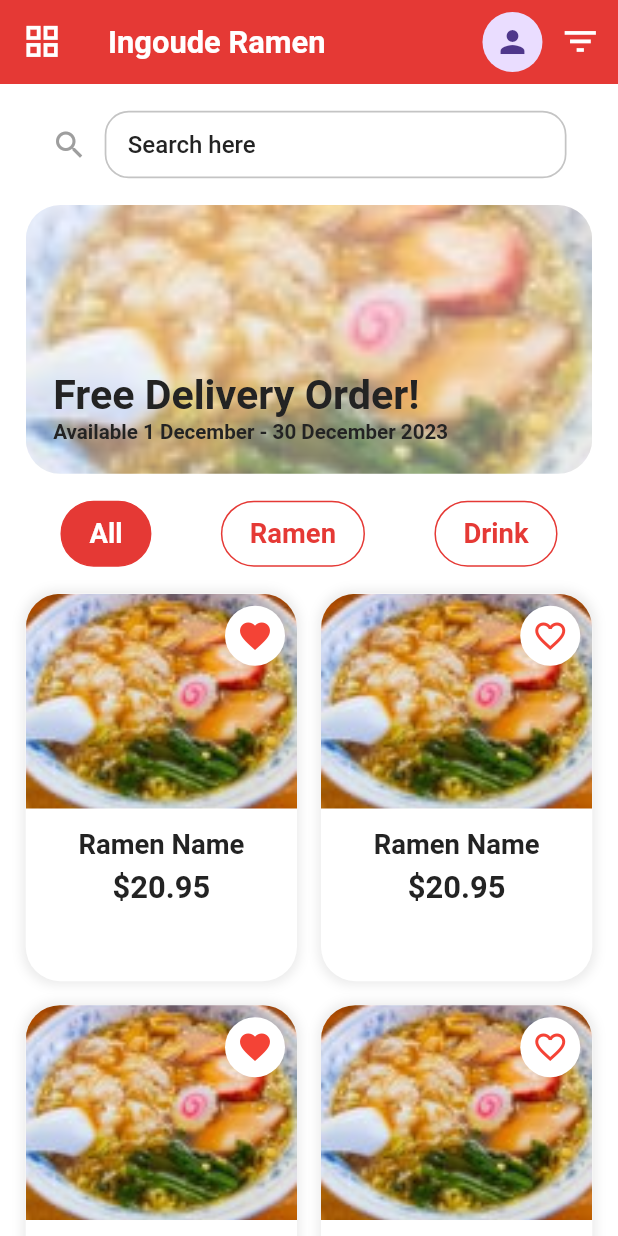
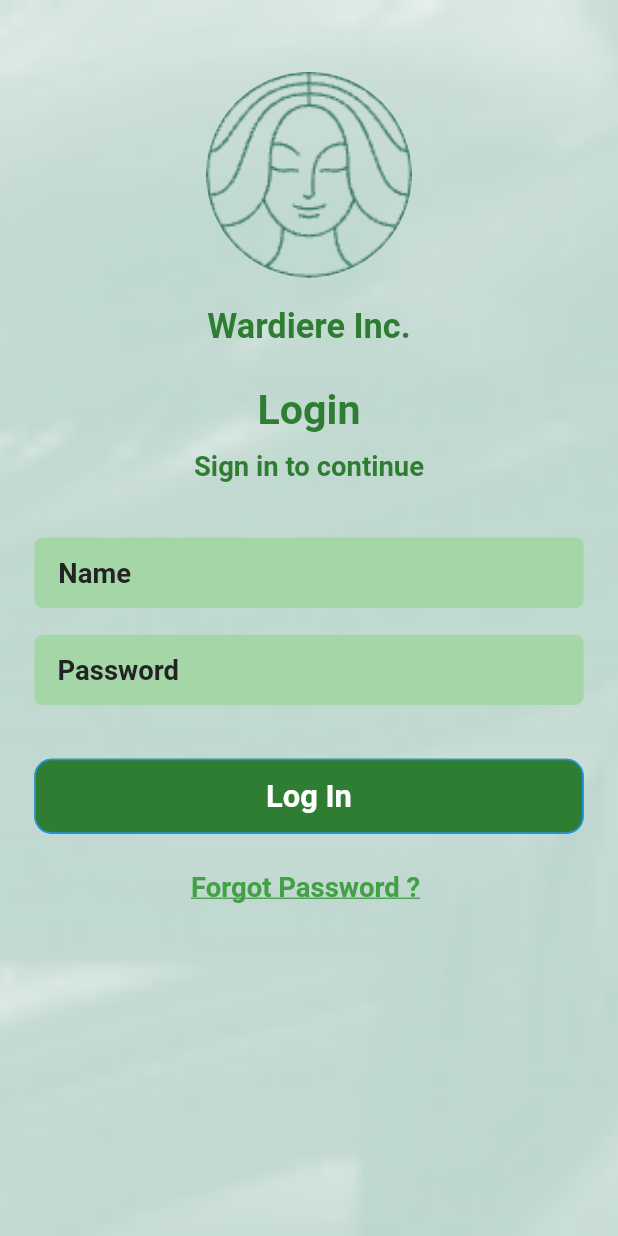
Before and after one commit to flutterRiverpodVerse/ui_designs, a Flutter app: the screen it shows after launch, on a phone screen of 412 x 824 dp. Run offline on Flutter 3.47's test engine with Material 3 defaults, Android fonts, the phone set to English and light mode, and no system bars; our stand-ins replace date_picker_timeline, fl_chart, flutter_hooks, flutter_screenutil, hooks_riverpod; missing offline and left inert: staggered_grid_view_flutter; Roboto replaces fonts that are missing (Poppins).

Commit message:
20th_day

```diff
--- /dev/null
+++ b/lib/20th_day/twentieth_day_ui.dart
@@ -0,0 +1,294 @@
+import 'package:flutter/material.dart';
+import 'package:flutter_screenutil/flutter_screenutil.dart';
+import 'package:ui_designs/core/constants/app_colors.dart';
+import 'package:ui_designs/core/constants/app_constants.dart';
+import 'package:ui_designs/gen/assets.gen.dart';
+
+class TwentiethDayUi extends StatelessWidget {
+  const TwentiethDayUi({super.key});
+
+  @override
+  Widget build(BuildContext context) {
+    return GestureDetector(
+      onTap: () {
+        AppConstants.hideKeyboard();
+      },
+      child: Scaffold(
+        backgroundColor: const Color(0xFFE0EDE7),
+        body: SafeArea(
+          child: Container(
+            height: 1.sh,
+            width: 1.sw,
+            decoration: BoxDecoration(
+              image: DecorationImage(
+                image: AssetImage(
+                  Assets.images.loginBg.path,
+                ),
+                fit: BoxFit.cover,
+              ),
+            ),
+            child: SingleChildScrollView(
+              child: Padding(
+                padding: EdgeInsets.symmetric(
+                  horizontal: 20.w,
+                ),
+                child: Column(
+                  crossAxisAlignment: CrossAxisAlignment.center,
+                  mainAxisAlignment: MainAxisAlignment.center,
+                  children: [
+                    SizedBox(
+                      height: 40.h,
+                    ),
+                    Column(
+                      children: [
+                        CircleAvatar(
+                          radius: 60.r,
+                          backgroundColor: Colors.transparent,
+                          backgroundImage: AssetImage(
+                            Assets.images.avatar.path,
+                          ),
+                        ),
+                        SizedBox(
+                          height: 15.h,
+                        ),
+                        Text(
+                          'Wardiere Inc.',
+                          style: Theme.of(context)
+                              .textTheme
+                              .headlineLarge!
+                              .copyWith(
+                                fontSize: 20.sp,
+                                fontWeight: FontWeight.bold,
+                                color: Colors.green[800],
+                              ),
+                        ),
+                      ],
+                    ),
+                    SizedBox(
+                      height: 20.h,
+                    ),
+                    // Login Form
+                    Column(
+                      crossAxisAlignment: CrossAxisAlignment.stretch,
+                      children: [
+                        Text(
+                          'Login',
+                          textAlign: TextAlign.center,
+                          style: Theme.of(context)
+                              .textTheme
+                              .headlineLarge!
+                              .copyWith(
+                                fontSize: 24.sp,
+                                fontWeight: FontWeight.bold,
+                                color: Colors.green[800],
+                              ),
+                        ),
+                        SizedBox(
+                          height: 8.h,
+                        ),
+                        Text(
+                          'Sign in to continue',
+                          textAlign: TextAlign.center,
+                          style: Theme.of(context)
+                              .textTheme
+                              .headlineLarge!
+                              .copyWith(
+                                fontSize: 16.sp,
+                                color: Colors.green[800],
+                              ),
+                        ),
+                        SizedBox(
+                          height: 30.h,
+                        ),
+                        // Name Field
+                        TextField(
+                          style: Theme.of(context)
+                              .textTheme
+                              .headlineLarge!
+                              .copyWith(
+                                fontSize: 16.sp,
+                                color: AppColors.black,
+                              ),
+                          decoration: InputDecoration(
+                            isDense: true,
+                            filled: true,
+                            fillColor: Colors.green[200],
+                            hintText: 'Name',
+                            hintStyle: Theme.of(context)
+                                .textTheme
+                                .headlineLarge!
+                                .copyWith(
+                                  fontSize: 16.sp,
+                                  color: AppColors.black,
+                                ),
+                            border: OutlineInputBorder(
+                              borderRadius: BorderRadius.circular(
+                                5.r,
+                              ),
+                              borderSide: const BorderSide(
+                                color: Colors.transparent,
+                              ),
+                            ),
+                            enabledBorder: OutlineInputBorder(
+                              borderRadius: BorderRadius.circular(
+                                5.r,
+                              ),
+                              borderSide: const BorderSide(
+                                color: Colors.transparent,
+                              ),
+                            ),
+                            focusedBorder: OutlineInputBorder(
+                              borderRadius: BorderRadius.circular(
+                                5.r,
+                              ),
+                              borderSide: const BorderSide(
+                                color: Colors.transparent,
+                              ),
+                            ),
+                            disabledBorder: OutlineInputBorder(
+                              borderRadius: BorderRadius.circular(
+                                5.r,
+                              ),
+                              borderSide: const BorderSide(
+                                color: Colors.transparent,
+                              ),
+                            ),
+                            errorBorder: OutlineInputBorder(
+                              borderRadius: BorderRadius.circular(
+                                5.r,
+                              ),
+                              borderSide: const BorderSide(
+                                color: Colors.transparent,
+                              ),
+                            ),
+                          ),
+                        ),
+                        SizedBox(
+                          height: 15.h,
+                        ),
+                        // Password Field
+                        TextField(
+                          obscureText: true,
+                          style: Theme.of(context)
+                              .textTheme
+                              .headlineLarge!
+                              .copyWith(
+                                fontSize: 16.sp,
+                                color: AppColors.black,
+                              ),
+                          decoration: InputDecoration(
+                            contentPadding: EdgeInsets.symmetric(
+                              horizontal: 10.w,
+                              vertical: 10.h,
+                            ),
+                            isDense: true,
+                            filled: true,
+                            fillColor: Colors.green[200],
+                            hintText: 'Password',
+                            hintStyle: Theme.of(context)
+                                .textTheme
+                                .headlineLarge!
+                                .copyWith(
+                                  fontSize: 16.sp,
+                                  color: AppColors.black,
+                                ),
+                            border: OutlineInputBorder(
+                              borderRadius: BorderRadius.circular(
+                                5.r,
+                              ),
+                              borderSide: const BorderSide(
+                                color: Colors.transparent,
+                              ),
+                            ),
+                            enabledBorder: OutlineInputBorder(
+                              borderRadius: BorderRadius.circular(
+                                5.r,
+                              ),
+                              borderSide: const BorderSide(
+                                color: Colors.transparent,
+                              ),
+                            ),
+                            focusedBorder: OutlineInputBorder(
+                              borderRadius: BorderRadius.circular(
+                                5.r,
+                              ),
+                              borderSide: const BorderSide(
+                                color: Colors.transparent,
+                              ),
+                            ),
+                            disabledBorder: OutlineInputBorder(
+                              borderRadius: BorderRadius.circular(
+                                5.r,
+                              ),
+                              borderSide: const BorderSide(
+                                color: Colors.transparent,
+                              ),
+                            ),
+                            errorBorder: OutlineInputBorder(
+                              borderRadius: BorderRadius.circular(
+                                5.r,
+                              ),
+                              borderSide: const BorderSide(
+                                color: Colors.transparent,
+                              ),
+                            ),
+                          ),
+                        ),
+                        SizedBox(
+                          height: 30.h,
+                        ),
+                        // Login Button
+                        ElevatedButton(
+                          style: ElevatedButton.styleFrom(
+                            backgroundColor:
+                                Colors.green[800], // Background color
+                            shape: RoundedRectangleBorder(
+                              borderRadius: BorderRadius.circular(
+                                10.r,
+                              ),
+                            ),
+                            padding: EdgeInsets.symmetric(
+                              vertical: 10.h,
+                            ),
+                          ),
+                          onPressed: () {},
+                          child: Text(
+                            'Log In',
+                            style: Theme.of(context)
+                                .textTheme
+                                .headlineLarge!
+                                .copyWith(
+                                  fontSize: 18.sp,
+                                  color: AppColors.white,
+                                ),
+                          ),
+                        ),
+                      ],
+                    ),
+                    SizedBox(
+                      height: 20.h,
+                    ),
+                    // Forgot Password
+                    Text(
+                      'Forgot Password ? ',
+                      style:
+                          Theme.of(context).textTheme.headlineLarge!.copyWith(
+                                fontSize: 16.sp,
+                                color: Colors.green[600],
+                                decoration: TextDecoration.underline,
+                                decorationColor: Colors.green[600],
+                              ),
+                    ),
+                    SizedBox(
+                      height: 50.h,
+                    ),
+                  ],
+                ),
+              ),
+            ),
+          ),
+        ),
+      ),
+    );
+  }
+}
--- a/lib/gen/assets.gen.dart
+++ b/lib/gen/assets.gen.dart
@@ -24,6 +24,9 @@ class $AssetsImagesGen {
   AssetGenImage get a3dImage3 =>
       const AssetGenImage('assets/images/3d_image_3.png');
 
+  /// File path: assets/images/avatar.png
+  AssetGenImage get avatar => const AssetGenImage('assets/images/avatar.png');
+
   /// File path: assets/images/avocado.png
   AssetGenImage get avocado => const AssetGenImage('assets/images/avocado.png');
 
@@ -45,6 +48,10 @@ class $AssetsImagesGen {
 
   /// File path: assets/images/guitar.jpg
   AssetGenImage get guitar => const AssetGenImage('assets/images/guitar.jpg');
+
+  /// File path: assets/images/login_bg.png
+  AssetGenImage get loginBg =>
+      const AssetGenImage('assets/images/login_bg.png');
 
   /// File path: assets/images/onboarding_1.png
   AssetGenImage get onboarding1 =>
@@ -93,6 +100,7 @@ class $AssetsImagesGen {
         a3dImage1,
         a3dImage2,
         a3dImage3,
+        avatar,
         avocado,
         banana,
         cat,
@@ -100,6 +108,7 @@ class $AssetsImagesGen {
         chicken,
         four,
         guitar,
+        loginBg,
         onboarding1,
         onboarding2,
         onboarding3,
--- a/lib/main.dart
+++ b/lib/main.dart
@@ -5,7 +5,7 @@ import 'package:provider/provider.dart';
 import 'package:ui_designs/core/constants/app_config.dart';
 import 'package:ui_designs/core/theme/app_theme.dart';
 
-import '19th_day/nineteenth_day_ui.dart';
+import '20th_day/twentieth_day_ui.dart';
 import '8th_day/models/cart_model.dart';
 
 void main() {
@@ -47,7 +47,7 @@ class MyApp extends StatelessWidget {
               theme: AppTheme.lightTheme,
               darkTheme: AppTheme.darkTheme,
               scaffoldMessengerKey: AppConfig.rootScaffoldMessengerKey,
-              home: const NineteenthDayUi(),
+              home: const TwentiethDayUi(),
             ),
           );
         },
```
Also changed, not shown: assets/images/avatar.png (added), assets/images/login_bg.png (added).
